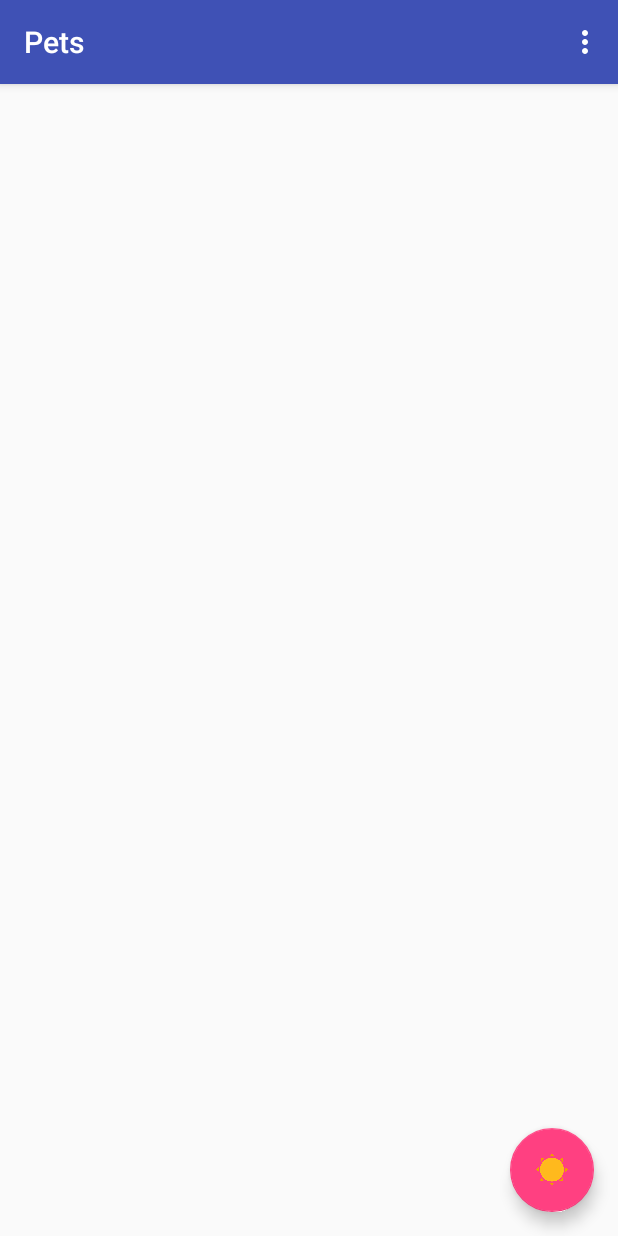
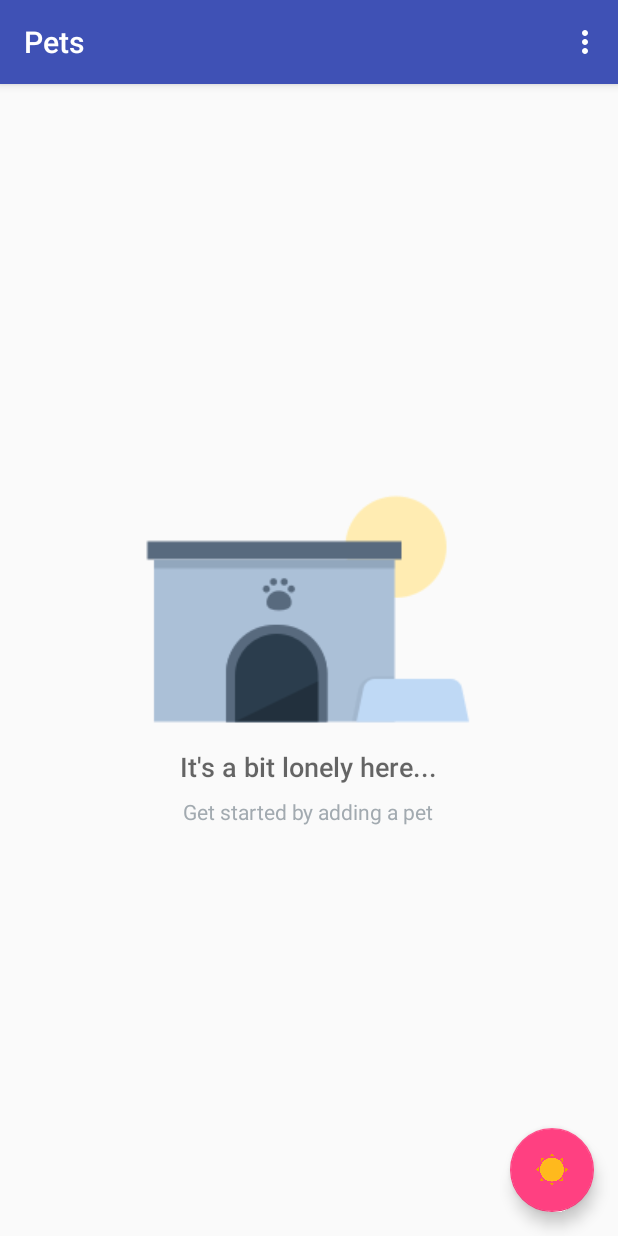
Before and after one commit to arunditti/Pets, an Android app: the screen it shows after launch (MainActivity), on a phone screen of 412 x 824 dp. Run offline under Robolectric (Android 15) with nearby library versions, the phone set to English and light mode, and no system bars.

Commit message:
Implemented CursorLoader

```diff
--- a/app/src/main/java/com/arunditti/android/pets/MainActivity.java
+++ b/app/src/main/java/com/arunditti/android/pets/MainActivity.java
@@ -1,7 +1,10 @@
 package com.arunditti.android.pets;
 
+import android.app.LoaderManager;
 import android.content.ContentValues;
+import android.content.CursorLoader;
 import android.content.Intent;
+import android.content.Loader;
 import android.database.Cursor;
 import android.database.sqlite.SQLiteDatabase;
 import android.net.Uri;
@@ -17,11 +20,13 @@ import android.widget.ListView;
 import com.arunditti.android.pets.data.PetContract.PetEntry;
 import com.arunditti.android.pets.data.PetDBHelper;
 
-import java.sql.RowId;
 
-public class MainActivity extends AppCompatActivity {
+public class MainActivity extends AppCompatActivity implements LoaderManager.LoaderCallbacks<Cursor> {
 
-    private PetDBHelper mDbHelper;
+    private static final int PET_LOADER = 0;
+
+    PetCursorAdapter mCursorAdapter;
+
     @Override
     protected void onCreate(Bundle savedInstanceState) {
         super.onCreate(savedInstanceState);
@@ -38,83 +43,38 @@ public class MainActivity extends AppCompatActivity {
         });
 
 
-        // To access our database, we instantiate our subclass of SQLiteOpenHelper
-        // and pass the context, which is the current activity.
-        mDbHelper = new PetDBHelper(this);
+        // Find the ListView which will be populated with the pet data
+        ListView petListView = (ListView) findViewById(R.id.list);
 
-    }
+        // Find and set empty view on the ListView, so that it only shows when the list has 0 items.
+        View emptyView = findViewById(R.id.empty_view);
+        petListView.setEmptyView(emptyView);
 
-    @Override
-    protected void onStart() {
-        super.onStart();
-        displayDatabaseInfo();
+        // Setup an Adapter to create a list item for each row of pet data in the Cursor.
+        // There is no pet data yet (until the loader finishes) so pass in null for the Cursor.
+        mCursorAdapter = new PetCursorAdapter(this, null);
+        petListView.setAdapter(mCursorAdapter);
+
+        // Kick off the loader
+        getLoaderManager().initLoader(PET_LOADER, null, this);
     }
 
     /**
-     * Temporary helper method to display information in the onscreen TextView about the state of
-     * the pets database.
+     * Helper method to insert hardcoded pet data into the database. For debugging purposes only.
      */
-    private void displayDatabaseInfo() {
-
-
-        // Perform this raw SQL query "SELECT * FROM pets"
-        // to get a Cursor that contains all rows from the pets table.
-        //Cursor cursor = db.rawQuery("SELECT * FROM " + PetContract.PetEntry.TABLE_NAME, null);
-        String[] projection = {
-                PetEntry._ID,
-                PetEntry.COLUMN_PET_NAME,
-                PetEntry.COLUMN_PET_BREED,
-                PetEntry.COLUMN_PET_GENDER,
-                PetEntry.COLUMN_PET_WEIGHT
-        };
-
-//        String selection = PetEntry.COLUMN_PET_GENDER + "=?";
-//        String[] selectionArgs = new String[] {
-//                String .valueOf(PetEntry.GENDER_FEMALE )};
-
-//        Cursor cursor = db.query(
-//                PetEntry.TABLE_NAME,
-//                projection,
-//                //selection,
-//               // selectionArgs,
-//                null,
-//                null,
-//                null,
-//                null,
-//                null);
-
-        // Perform a query on the provider using the ContentResolver.
-        // Use the {@link PetEntry#CONTENT_URI} to access the pet data.
-        Cursor cursor = getContentResolver().query(
-                PetEntry.CONTENT_URI,   // The content URI of the words table
-                projection,             // The columns to return for each row
-                null,                   // Selection criteria
-                null,                   // Selection criteria
-                null);                  // The sort order for the returned rows
-
-        // Find the ListView which will be populated with the pet data
-        ListView petListView = (ListView) findViewById(R.id.list);
-
-        //Setup an adapter to careate a list item for each row of pet data in the cursor
-        PetCursorAdapter adapter = new PetCursorAdapter(this, cursor);
-
-         //  Attach the adapter to the listView
-        petListView.setAdapter(adapter);
-    }
-
     private void insertPet() {
-        SQLiteDatabase db = mDbHelper.getWritableDatabase();
-
+        // Create a ContentValues object where column names are the keys,
+        // and Toto's pet attributes are the values.
         ContentValues values = new ContentValues();
-
         values.put(PetEntry.COLUMN_PET_NAME, "Toto");
         values.put(PetEntry.COLUMN_PET_BREED, "Terrier");
         values.put(PetEntry.COLUMN_PET_GENDER, PetEntry.GENDER_MALE);
         values.put(PetEntry.COLUMN_PET_WEIGHT, 7);
 
-        //long newRowId= db.insert(PetEntry.TABLE_NAME, null, values);
-
-       // Log.v("MainActivity", "new row ID " + newRowId);
+        // Insert a new row for Toto into the provider using the ContentResolver.
+        // Use the {@link PetEntry#CONTENT_URI} to indicate that we want to insert
+        // into the pets database table.
+        // Receive the new content URI that will allow us to access Toto's data in the future.
         Uri newUri = getContentResolver().insert(PetEntry.CONTENT_URI, values);
     }
 
@@ -132,9 +92,7 @@ public class MainActivity extends AppCompatActivity {
         switch (item.getItemId()) {
             // Respond to a click on the "Insert dummy data" menu option
             case R.id.action_insert_dummy_data:
-
                 insertPet();
-                displayDatabaseInfo();
                 return true;
             // Respond to a click on the "Delete all entries" menu option
             case R.id.action_delete_all_entries:
@@ -143,4 +101,33 @@ public class MainActivity extends AppCompatActivity {
         }
         return super.onOptionsItemSelected(item);
     }
+
+    @Override
+    public Loader<Cursor> onCreateLoader(int i, Bundle bundle) {
+        // Define a projection that specifies the columns from the table we care about.
+        String[] projection = {
+                PetEntry._ID,
+                PetEntry.COLUMN_PET_NAME,
+                PetEntry.COLUMN_PET_BREED };
+
+        // This loader will execute the ContentProvider's query method on a background thread
+        return new CursorLoader(this,   // Parent activity context
+                PetEntry.CONTENT_URI,   // Provider content URI to query
+                projection,             // Columns to include in the resulting Cursor
+                null,                   // No selection clause
+                null,                   // No selection arguments
+                null);                  // Default sort order
+    }
+
+    @Override
+    public void onLoadFinished(Loader<Cursor> loader, Cursor data) {
+        // Update PetCursorAdapter with this new cursor containing updated pet data
+        mCursorAdapter.swapCursor(data);
+    }
+
+    @Override
+    public void onLoaderReset(Loader<Cursor> loader) {
+        // Callback called when the data needs to be deleted
+        mCursorAdapter.swapCursor(null);
+    }
 }
--- a/app/src/main/java/com/arunditti/android/pets/data/PetProvider.java
+++ b/app/src/main/java/com/arunditti/android/pets/data/PetProvider.java
@@ -110,6 +110,13 @@ public class PetProvider extends ContentProvider {
             default:
                 throw new IllegalArgumentException("Cannot query unknown URI " + uri);
         }
+
+        // Set notification URI on the Cursor,
+        // so we know what content URI the Cursor was created for.
+        // If the data at this URI changes, then we know we need to update the Cursor.
+             cursor.setNotificationUri(getContext().getContentResolver(), uri);
+
+        //Return the cursor
         return cursor;
     }
 
@@ -173,6 +180,9 @@ public class PetProvider extends ContentProvider {
             return null;
         }
 
+        // Notify all listeners that the data has changed for the pet content URI
+        getContext().getContentResolver().notifyChange(uri, null);
+
         // Return the new URI with the ID (of the newly inserted row) appended at the end
         return ContentUris.withAppendedId(uri, id);
     }
@@ -182,21 +192,34 @@ public class PetProvider extends ContentProvider {
         // Get writeable database
         SQLiteDatabase database = mDbHelper.getWritableDatabase();
 
+        // Track the number of rows that were deleted
+        int rowsDeleted;
+
         final int match = sUriMatcher.match(uri);
         switch (match) {
             case PETS:
                 // Delete all rows that match the selection and selection args
-                return database.delete(PetEntry.TABLE_NAME, selection, selectionArgs);
+                rowsDeleted = database.delete(PetEntry.TABLE_NAME, selection, selectionArgs);
+                break;
             case PET_ID:
                 // Delete a single row given by the ID in the URI
                 selection = PetEntry._ID + "=?";
-                selectionArgs = new String[]{String.valueOf(ContentUris.parseId(uri))};
-                return database.delete(PetEntry.TABLE_NAME, selection, selectionArgs);
+                selectionArgs = new String[] { String.valueOf(ContentUris.parseId(uri)) };
+                rowsDeleted = database.delete(PetEntry.TABLE_NAME, selection, selectionArgs);
+                break;
             default:
                 throw new IllegalArgumentException("Deletion is not supported for " + uri);
         }
+
+        // If 1 or more rows were deleted, then notify all listeners that the data at the
+        // given URI has changed
+        if (rowsDeleted != 0) {
+            getContext().getContentResolver().notifyChange(uri, null);
+        }
+
+        // Return the number of rows deleted
+        return rowsDeleted;
     }
-
     @Override
     public int update(Uri uri, ContentValues contentValues, String selection,
                       String[] selectionArgs) {
@@ -260,7 +283,16 @@ public class PetProvider extends ContentProvider {
         // Otherwise, get writeable database to update the data
         SQLiteDatabase database = mDbHelper.getWritableDatabase();
 
-        // Returns the number of database rows affected by the update statement
-        return database.update(PetEntry.TABLE_NAME, values, selection, selectionArgs);
+        // Perform the update on the database and get the number of rows affected
+       int rowsUpdated = database.update(PetEntry.TABLE_NAME, values, selection, selectionArgs);
+
+               // If 1 or more rows were updated, then notify all listeners that the data at the
+                // given URI has changed
+               if (rowsUpdated != 0) {
+             getContext().getContentResolver().notifyChange(uri, null);
+           }
+
+         // Return the number of rows updated
+         return rowsUpdated;
     }
 }
--- a/app/src/main/res/layout/activity_main.xml
+++ b/app/src/main/res/layout/activity_main.xml
@@ -12,6 +12,44 @@
         android:layout_width="match_parent"
         android:layout_height="match_parent"/>
 
+    <!-- Empty view for the list -->
+    <RelativeLayout
+        android:id="@+id/empty_view"
+        android:layout_width="wrap_content"
+        android:layout_height="wrap_content"
+        android:layout_centerInParent="true">
+
+        <ImageView
+            android:id="@+id/empty_shelter_image"
+            android:layout_width="wrap_content"
+            android:layout_height="wrap_content"
+            android:layout_centerHorizontal="true"
+            android:src="@drawable/ic_empty_shelter"/>
+
+        <TextView
+            android:id="@+id/empty_title_text"
+            android:layout_width="wrap_content"
+            android:layout_height="wrap_content"
+            android:layout_below="@+id/empty_shelter_image"
+            android:layout_centerHorizontal="true"
+            android:fontFamily="sans-serif-medium"
+            android:paddingTop="16dp"
+            android:text="@string/empty_view_title_text"
+            android:textAppearance="?android:textAppearanceMedium"/>
+
+        <TextView
+            android:id="@+id/empty_subtitle_text"
+            android:layout_width="wrap_content"
+            android:layout_height="wrap_content"
+            android:layout_below="@+id/empty_title_text"
+            android:layout_centerHorizontal="true"
+            android:fontFamily="sans-serif"
+            android:paddingTop="8dp"
+            android:text="@string/empty_view_subtitle_text"
+            android:textAppearance="?android:textAppearanceSmall"
+            android:textColor="#A2AAB0"/>
+    </RelativeLayout>
+
     <android.support.design.widget.FloatingActionButton
         android:id="@+id/fab"
         android:layout_width="wrap_content"
--- a/app/src/main/res/values/strings.xml
+++ b/app/src/main/res/values/strings.xml
@@ -50,4 +50,11 @@
     <string name="editor_insert_pet_successful">Pet saved</string>
 
     <string name="editor_insert_pet_failed"></string>
+
+    <!-- Title text for the empty view, which describes the empty dog house image [CHAR LIMIT=50] -->
+    <string name="empty_view_title_text">It\'s a bit lonely here...</string>
+
+    <!-- Subtitle text for the empty view that prompts the user to add a pet [CHAR LIMIT=50] -->
+    <string name="empty_view_subtitle_text">Get started by adding a pet</string>
+
 </resources>
```
Also changed, not shown: app/src/main/res/drawable-v24/ic_empty_shelter.png (added).
